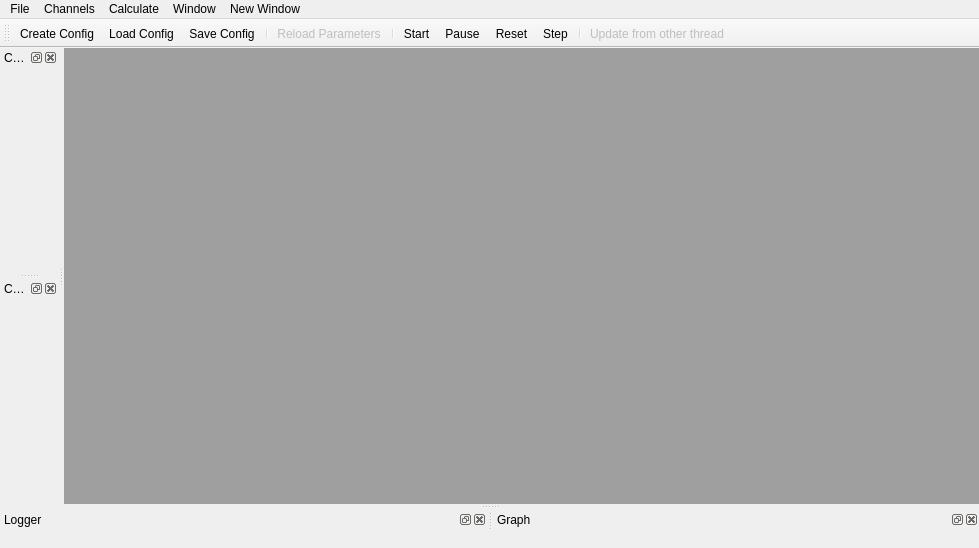
Before: the Qt Designer form GUI/Qt/UGEngineControllWidget.ui in aicommunity/Rdk, drawn with Qt 5.
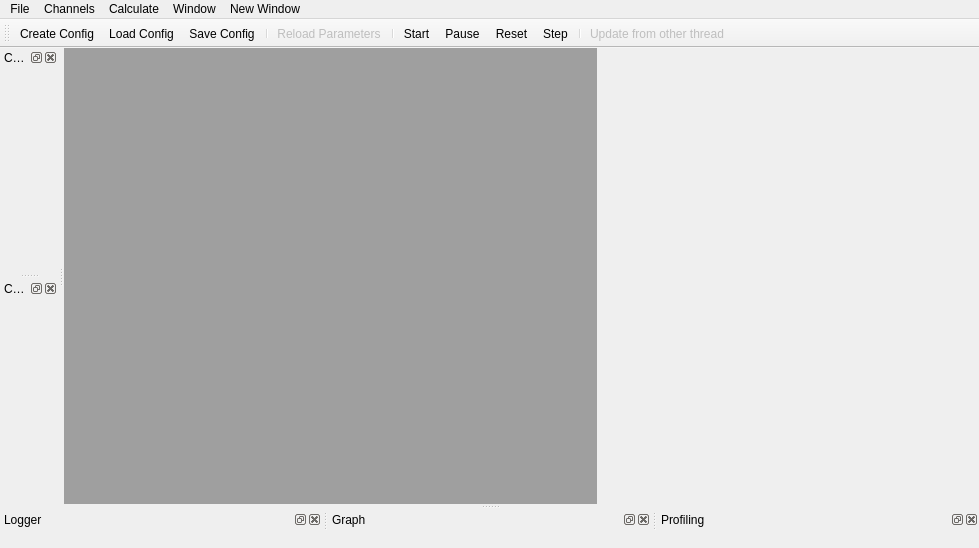
After: the same form once the commit is applied.

Commit message: add widget UtableInfo

```diff
--- a/GUI/Qt/UGEngineControllWidget.ui
+++ b/GUI/Qt/UGEngineControllWidget.ui
@@ -14,7 +14,7 @@
    <string>UGEngineControllWidget</string>
   </property>
   <widget class="QWidget" name="centralWidget">
-   <layout class="QVBoxLayout" name="verticalLayoutCentralWidget">
+   <layout class="QFormLayout" name="formLayout">
     <property name="leftMargin">
      <number>0</number>
     </property>
@@ -27,7 +27,7 @@
     <property name="bottomMargin">
      <number>0</number>
     </property>
-    <item>
+    <item row="0" column="0">
      <widget class="QMdiArea" name="mdiArea">
       <property name="viewMode">
        <enum>QMdiArea::TabbedView</enum>
@@ -209,6 +209,15 @@
    </attribute>
    <widget class="QWidget" name="dockWidgetContents_2"/>
   </widget>
+  <widget class="QDockWidget" name="dockWidgetProfiling">
+   <property name="windowTitle">
+    <string>Profiling</string>
+   </property>
+   <attribute name="dockWidgetArea">
+    <number>8</number>
+   </attribute>
+   <widget class="QWidget" name="dockWidgetContents_3"/>
+  </widget>
   <action name="actionLoadConfig">
    <property name="enabled">
     <bool>true</bool>
```
Left out of the diff: 6 changed lines with no effect on the pictures. The commit also changes 6 other files.
